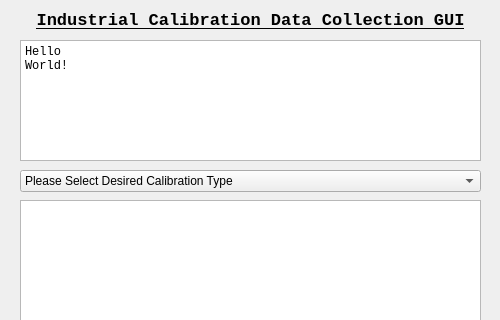
jdlangs/IC2, file industrial_calibration_gui/src/calibration_widget.ui: the form before one commit; both pictures show x 0 to 500 and y 0 to 320 of the 500 by 500 pixel window.
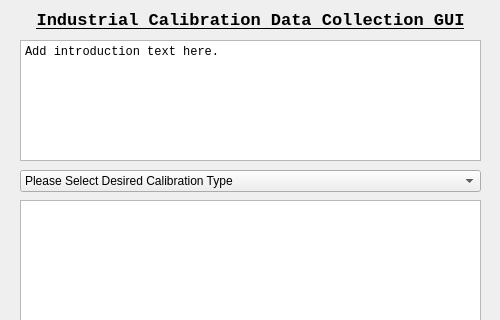
The form after the commit. The open tabs and pages were chosen to show the change. Icons and pictures are not drawn.

Commit message: Changed some instruction text

```diff
--- a/industrial_calibration_gui/src/calibration_widget.ui
+++ b/industrial_calibration_gui/src/calibration_widget.ui
@@ -168,8 +168,7 @@
 &lt;html&gt;&lt;head&gt;&lt;meta name=&quot;qrichtext&quot; content=&quot;1&quot; /&gt;&lt;style type=&quot;text/css&quot;&gt;
 p, li { white-space: pre-wrap; }
 &lt;/style&gt;&lt;/head&gt;&lt;body style=&quot; font-family:'Liberation Mono'; font-size:9pt; font-weight:400; font-style:normal;&quot;&gt;
-&lt;p style=&quot; margin-top:0px; margin-bottom:0px; margin-left:0px; margin-right:0px; -qt-block-indent:0; text-indent:0px;&quot;&gt;&lt;span style=&quot; font-family:'Sans Serif';&quot;&gt;Hello&lt;/span&gt;&lt;/p&gt;
-&lt;p style=&quot; margin-top:0px; margin-bottom:0px; margin-left:0px; margin-right:0px; -qt-block-indent:0; text-indent:0px;&quot;&gt;&lt;span style=&quot; font-family:'Sans Serif';&quot;&gt;World!&lt;/span&gt;&lt;/p&gt;&lt;/body&gt;&lt;/html&gt;</string>
+&lt;p style=&quot; margin-top:0px; margin-bottom:0px; margin-left:0px; margin-right:0px; -qt-block-indent:0; text-indent:0px;&quot;&gt;&lt;span style=&quot; font-family:'Sans Serif';&quot;&gt;Add introduction text here.&lt;/span&gt;&lt;/p&gt;&lt;/body&gt;&lt;/html&gt;</string>
      </property>
     </widget>
     <widget class="QCheckBox" name="instructions_checkbox">
```
Left out of the diff: 2 changed lines with no effect on the pictures.
